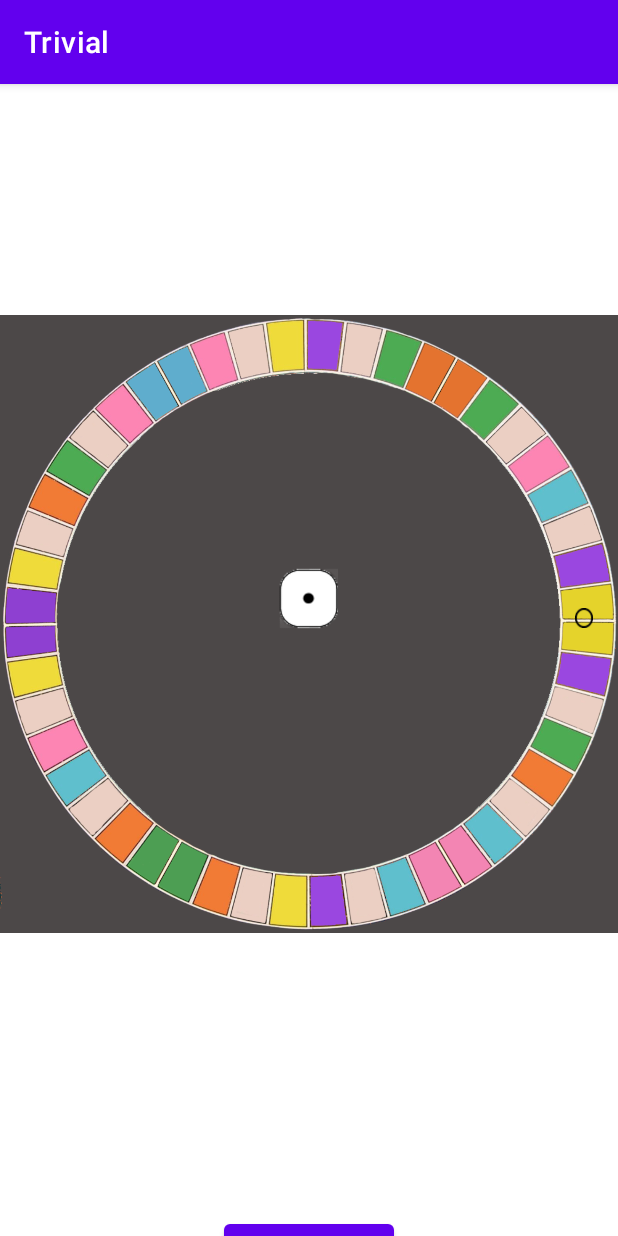
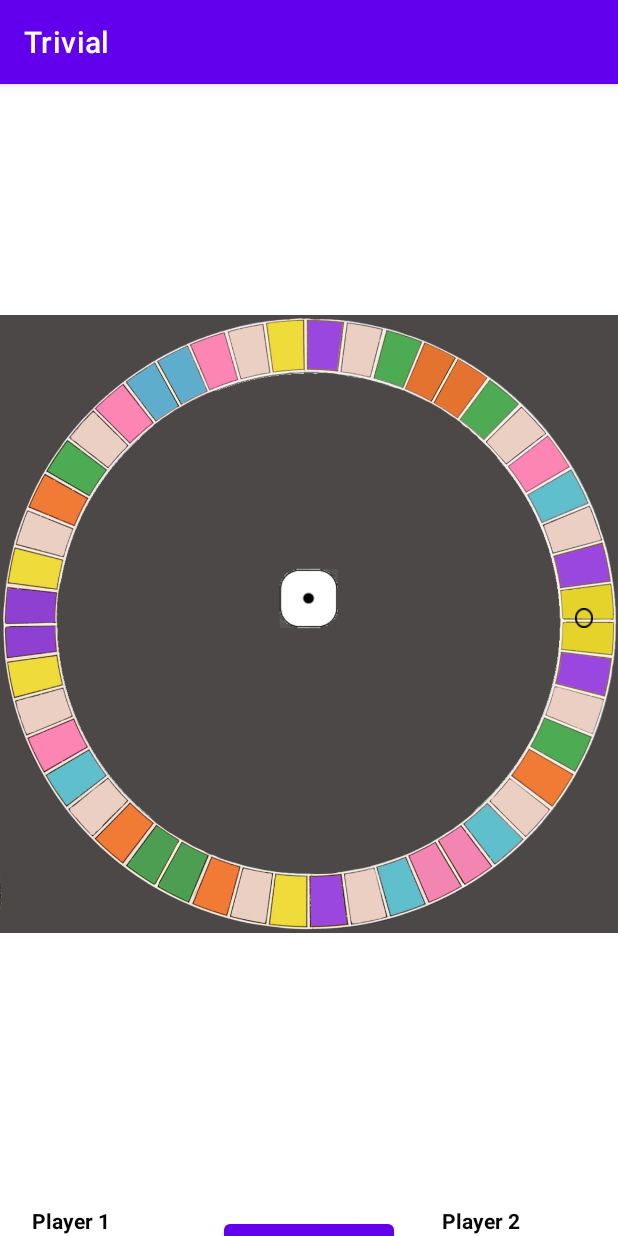
Before and after one commit to Marchi14/Trivial, an Android app: the screen it shows after launch (JuegoActivity), after a tap on "EMPEZAR PARTIDA", on a phone screen of 412 x 824 dp. Run offline under Robolectric (Android 15) with nearby library versions, the phone set to English and light mode, and no system bars.

Commit message:
Nombre jugadores en Juego Activitity y Preguntas activity

```diff
--- a/app/src/main/java/com/example/trivial/JuegoActivity.java
+++ b/app/src/main/java/com/example/trivial/JuegoActivity.java
@@ -5,6 +5,7 @@ import androidx.appcompat.app.AppCompatActivity;
 
 import android.annotation.SuppressLint;
 import android.app.Notification;
+import android.content.Intent;
 import android.database.Cursor;
 import android.database.sqlite.SQLiteDatabase;
 import android.graphics.Bitmap;
@@ -21,6 +22,7 @@ import android.view.View;
 import android.view.ViewTreeObserver;
 import android.widget.Button;
 import android.widget.ImageView;
+import android.widget.TextView;
 
 import java.util.Random;
 
@@ -28,7 +30,8 @@ public class JuegoActivity extends AppCompatActivity implements View.OnTouchList
 
     Bitmap bmp;
     ImageView tablero, cursor, dado;
-    Button bI, bD;
+    TextView nJugador1, nJugador2;
+    Button bI, bD, bPregunta;
     int cX, cY;
     Point[] points = new Point[2];
     float angulo = 360 / 48;
@@ -45,10 +48,24 @@ public class JuegoActivity extends AppCompatActivity implements View.OnTouchList
         cursor = findViewById(R.id.cursor);
         bI = findViewById(R.id.bIzquierda);
         bD = findViewById(R.id.bDerecha);
+        bPregunta=findViewById(R.id.bElegirPregunta);
         bmp = ((BitmapDrawable) tablero.getDrawable()).getBitmap();
         bmp = bmp.copy(Bitmap.Config.ARGB_8888, true);
         dado = findViewById(R.id.dado);
         dado.setOnTouchListener(this);
+
+        //CONSEGUIR LOS NOMBRES DE LOS JUGADORES
+        nJugador1=findViewById(R.id.Nombre_Jugador);
+        nJugador2=findViewById(R.id.n_Jugador2);
+        Bundle b=getIntent().getExtras();
+        String n1=(String)b.get("player1");
+        String n2=(String)b.get("player2");
+        nJugador1.setText(n1);
+        nJugador2.setText(n2);
+
+
+
+
         //conexion base de datos
         Sqlite dbHelper = new Sqlite(this);
         db = dbHelper.getWritableDatabase();
@@ -74,6 +91,20 @@ public class JuegoActivity extends AppCompatActivity implements View.OnTouchList
                 tirada=true;
             }
         });
+
+        bPregunta.setOnClickListener(new View.OnClickListener() {
+            @Override
+            public void onClick(View v) {
+                IniciarPregunta();
+            }
+        });
+
+
+    }
+
+    private void IniciarPregunta(){
+        Intent intent = new Intent(this,PreguntaActivity.class);
+        startActivity(intent);
     }
 
     private void MoverIzquierda() {
```
